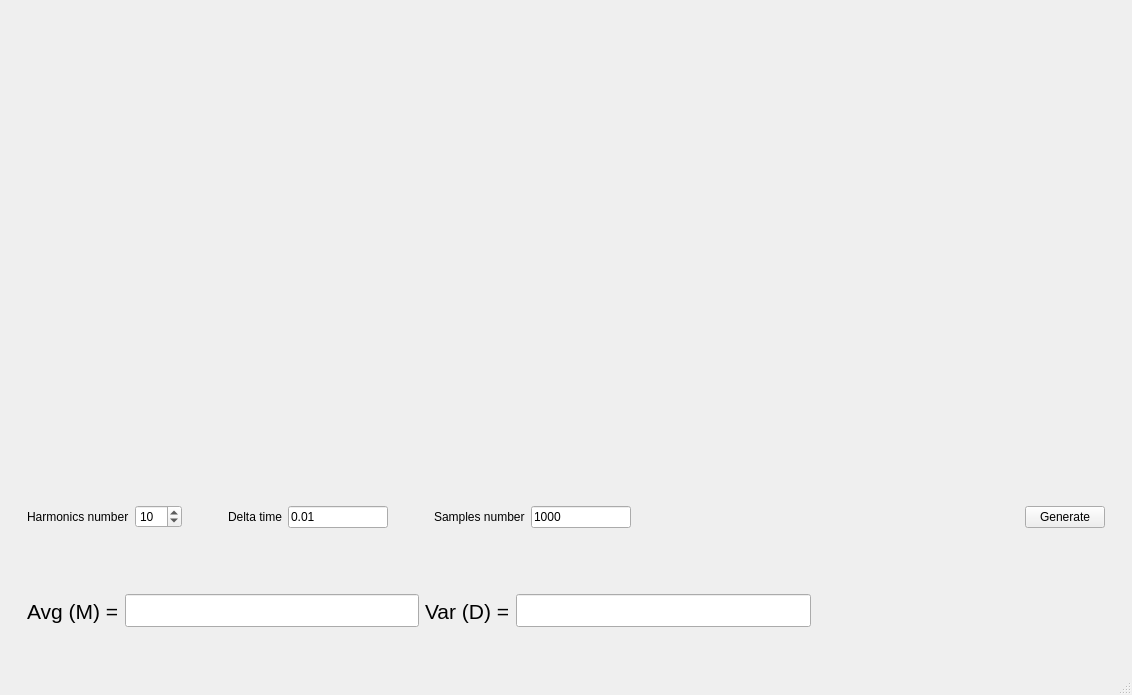
First picture: the form in realtime/dsp/dsplab1/mainwindow.ui, repository surtweig/kpi-assignments, before the edit.
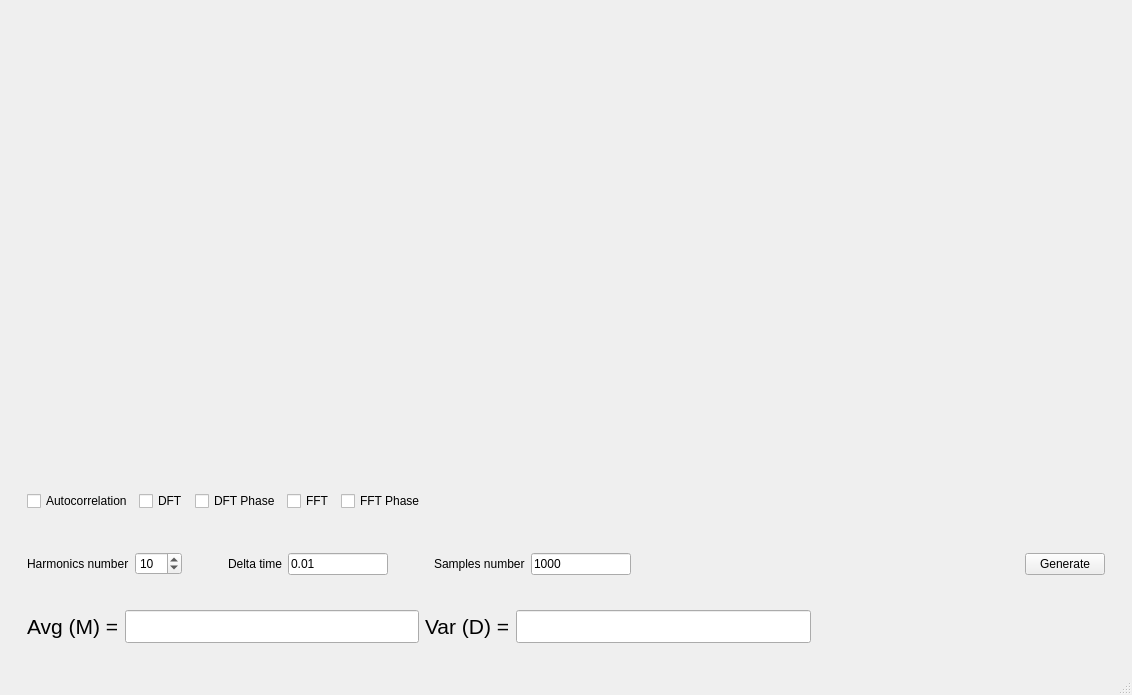
Second picture: the form after the edit.

The edit to the form file:
```diff
--- a/realtime/dsp/dsplab1/mainwindow.ui
+++ b/realtime/dsp/dsplab1/mainwindow.ui
@@ -33,6 +33,60 @@
        </size>
       </property>
       <layout class="QVBoxLayout" name="verticalLayout_2">
+       <item>
+        <widget class="QWidget" name="widget_4" native="true">
+         <layout class="QHBoxLayout" name="horizontalLayout_3">
+          <item>
+           <widget class="QCheckBox" name="AutocorrelationCheckbox">
+            <property name="text">
+             <string>Autocorrelation</string>
+            </property>
+           </widget>
+          </item>
+          <item>
+           <widget class="QCheckBox" name="DFTCheckbox">
+            <property name="text">
+             <string>DFT</string>
+            </property>
+           </widget>
+          </item>
+          <item>
+           <widget class="QCheckBox" name="DFTPhaseCheckbox">
+            <property name="text">
+             <string>DFT Phase</string>
+            </property>
+           </widget>
+          </item>
+          <item>
+           <widget class="QCheckBox" name="FFTCheckbox">
+            <property name="text">
+             <string>FFT</string>
+            </property>
+           </widget>
+          </item>
+          <item>
+           <widget class="QCheckBox" name="FFTPhaseCheckbox">
+            <property name="text">
+             <string>FFT Phase</string>
+            </property>
+           </widget>
+          </item>
+          <item>
+           <spacer name="horizontalSpacer_5">
+            <property name="orientation">
+             <enum>Qt::Horizontal</enum>
+            </property>
+            <property name="sizeHint" stdset="0">
+             <size>
+              <width>647</width>
+              <height>20</height>
+             </size>
+            </property>
+           </spacer>
+          </item>
+         </layout>
+        </widget>
+       </item>
        <item>
         <widget class="QWidget" name="widget" native="true">
          <layout class="QHBoxLayout" name="horizontalLayout">
```
